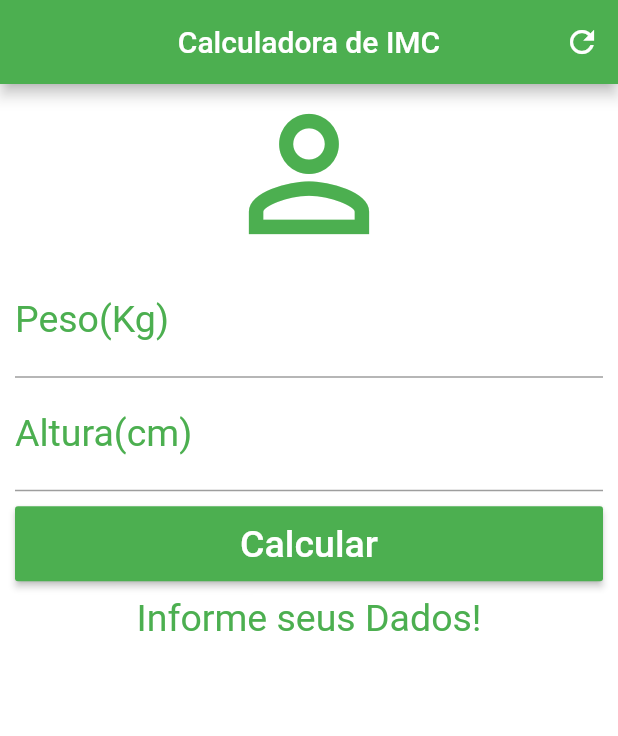
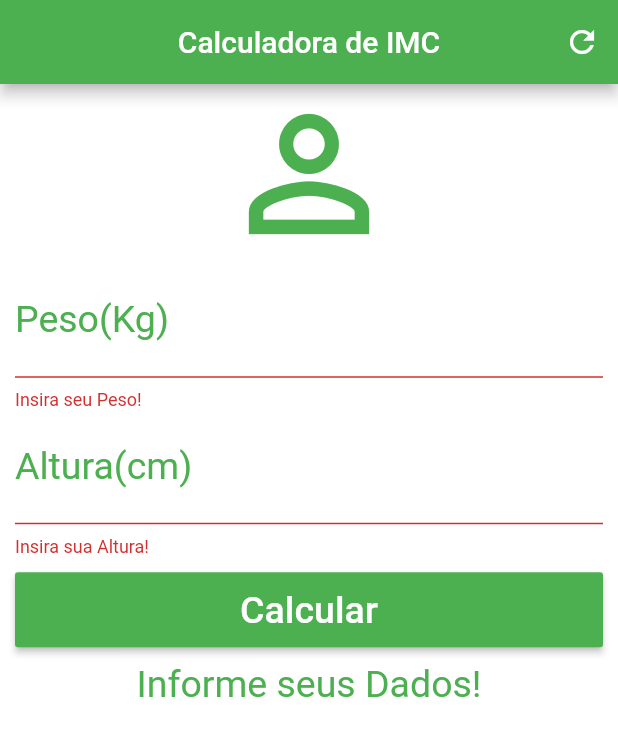
Before and after one commit to Werner1201/CalculadoraIMCFlutter, a Flutter app: the screen it shows after launch, after a tap on "Calcular", on a phone screen of 412 x 824 dp. Shown: the top 736 px of the screen. Run offline on Flutter 3.47's test engine with Material 2 defaults, Android fonts, the phone set to English and light mode, and no system bars.

```diff
--- a/lib/main.dart
+++ b/lib/main.dart
@@ -16,14 +16,20 @@ class _HomeState extends State<Home> {
   TextEditingController weightController = TextEditingController();
   TextEditingController heightController = TextEditingController();
 
+  GlobalKey<FormState> _formKey = GlobalKey<FormState>();
+
   String _infoText = "Informe seus Dados!";
 
   //Funcoes
   //Limpa os Campos de Texto
   void _resetFields(){
+    //Controladores ja sao controlados para detectar que foram modificados.
+    //Por isso nao precisam de estar no setState.
       weightController.text = "";
       heightController.text = "";
+      setState(() {
         _infoText = "Informe seus Dados!";
+      });
   }
 
   //Calcula o Imc
@@ -66,11 +72,13 @@ class _HomeState extends State<Home> {
       backgroundColor: Colors.white,
       body: SingleChildScrollView(
         padding: EdgeInsets.fromLTRB(10, 0.0, 10, 0.0),
+        child: Form(
+          key: _formKey,
           child: Column(
             crossAxisAlignment: CrossAxisAlignment.stretch,
             children: <Widget>[
               Icon(Icons.person_outline, size: 120.0, color: Colors.green),
-            TextField(
+              TextFormField(
                 keyboardType: TextInputType.number,
                 decoration: InputDecoration(
                     labelText: "Peso(Kg)",
@@ -83,8 +91,14 @@ class _HomeState extends State<Home> {
                   fontSize: 25.0,
                 ),
                 controller: weightController,
+                validator: (value){
+                  if(value.isEmpty){
+                    return "Insira seu Peso!";
+                  }
+
+                },
               ),
-            TextField(
+              TextFormField(
                 keyboardType: TextInputType.number,
                 decoration: InputDecoration(
                     labelText: "Altura(cm)",
@@ -97,13 +111,22 @@ class _HomeState extends State<Home> {
                   fontSize: 25.0,
                 ),
                 controller: heightController,
+                validator: (value){
+                  if(value.isEmpty){
+                    return "Insira sua Altura!";
+                  }
+                },
               ),
               Padding(
                 padding: EdgeInsets.only(top: 10.0, bottom: 10.0),
                 child: Container(
                   height: 50.0,
                   child: RaisedButton(
-                  onPressed: _calculate,
+                    onPressed: (){
+                      if(_formKey.currentState.validate()){
+                        _calculate();
+                      }
+                    },
                     child: Text(
                       "Calcular",
                       style: TextStyle(color: Colors.white, fontSize: 25.0),
@@ -123,6 +146,7 @@ class _HomeState extends State<Home> {
             ],
           ),
         )
+      )
     );
   }
 }
```
Lines whose indentation alone changed are shown as unchanged.
